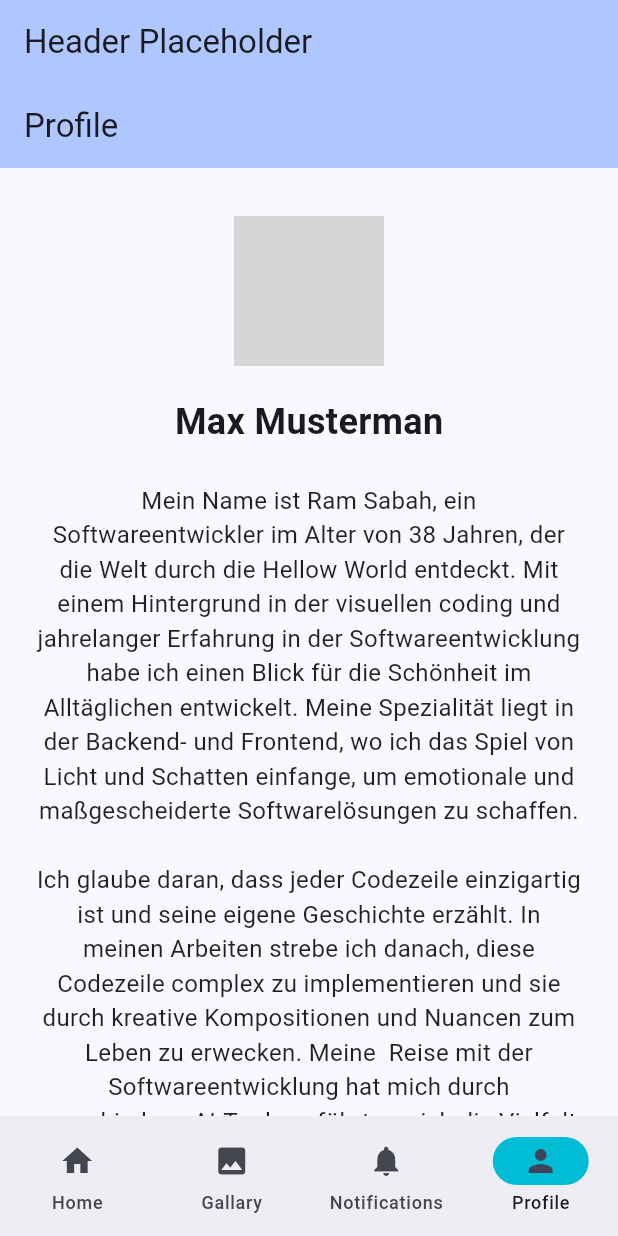
After one commit to ramsabah28/imagegallary, a Flutter app: the screen it shows after launch, item 4 of the bottom bar chosen, on a phone screen of 412 x 824 dp. The commit adds this screen. Run offline on Flutter 3.47's test engine with Material 3 defaults, Android fonts, the phone set to English and light mode, and no system bars; grey boxes are pictures that could not be loaded.

Commit message:
update profile

```diff
--- /dev/null
+++ b/lib/assets/max_musterman.txt
@@ -0,0 +1 @@
+"Mein Name ist Ram Sabah, ein Softwareentwickler im Alter von 38 Jahren, der die Welt durch die Hellow World entdeckt. Mit einem Hintergrund in der visuellen coding und jahrelanger Erfahrung in der Softwareentwicklung habe ich einen Blick für die Schönheit im Alltäglichen entwickelt. Meine Spezialität liegt in der Backend- und Frontend, wo ich das Spiel von Licht und Schatten einfange, um emotionale und maßgescheiderte Softwarelösungen zu schaffen.\n\nIch glaube daran, dass jeder Codezeile einzigartig ist und seine eigene Geschichte erzählt. In meinen Arbeiten strebe ich danach, diese Codezeile complex zu implementieren und sie durch kreative Kompositionen und Nuancen zum Leben zu erwecken. Meine  Reise mit der Softwareentwicklung hat mich durch verschiedene AI-Tools geführt, wo ich die Vielfalt der Kulturen und Landschaften der Tools festhalte, immer auf der Suche nach neuen Perspektiven und Herausforderungen.\n\nMein Anspruch ist es, mit meine Software nicht nur zu dokumentieren, sondern auch zu inspirieren und zu berühren. Jeder Auftrag und jedes Projekt ist für mich eine Möglichkeit, meine Leidenschaft und mein Können zu zeigen und eine Verbindung zwischen dem Nutzer und der Software herzustellen."
--- a/lib/main.dart
+++ b/lib/main.dart
@@ -1,6 +1,7 @@
 import 'package:flutter/material.dart';
 import 'Gallary.dart';
 import 'assets/gallery_data.dart';
+import 'profile.dart';
 import 'dart:async';
 import 'dart:math';
 
@@ -75,6 +76,7 @@
       _buildHomePage(),
       Gallary(),
       Center(child: Text('Notifications', style: TextStyle(fontSize: 24))),
+      const ProfilePage(),
     ]);
   }
 
@@ -97,7 +99,8 @@
         destinations: const <Widget>[
           NavigationDestination(icon: Icon(Icons.home), label: 'Home', selectedIcon: Icon(Icons.home),),
           NavigationDestination(icon: Icon(Icons.image), label: 'Gallary', selectedIcon: Icon(Icons.image),),
-          NavigationDestination(icon: Icon(Icons.notifications), label: 'Notifications', selectedIcon: Icon(Icons.notifications),)
+          NavigationDestination(icon: Icon(Icons.notifications), label: 'Notifications', selectedIcon: Icon(Icons.notifications),),
+          NavigationDestination(icon: Icon(Icons.person), label: 'Profile', selectedIcon: Icon(Icons.person),),
         ],
       ),
     );
--- /dev/null
+++ b/lib/profile.dart
@@ -0,0 +1,67 @@
+import 'package:flutter/material.dart';
+import 'package:flutter/services.dart' show rootBundle;
+
+class ProfilePage extends StatelessWidget {
+  const ProfilePage({super.key});
+
+  Future<String> _loadProfileText() async {
+    return await rootBundle.loadString('lib/assets/max_musterman.txt');
+  }
+
+  @override
+  Widget build(BuildContext context) {
+    return Scaffold(
+      appBar: AppBar(
+        title: const Text('Profile'),
+        backgroundColor: Theme.of(context).colorScheme.inversePrimary,
+      ),
+      body: SingleChildScrollView(
+        child: Column(
+          crossAxisAlignment: CrossAxisAlignment.center,
+          children: [
+            const SizedBox(height: 32),
+            const Center(
+              child: CircleAvatar(
+                radius: 50,
+                backgroundImage: AssetImage('lib/assets/images/avatar.jpg'),
+              ),
+            ),
+            const SizedBox(height: 20),
+            const Center(
+              child: Text(
+                'Max Musterman',
+                style: TextStyle(fontSize: 24, fontWeight: FontWeight.bold),
+              ),
+            ),
+            const SizedBox(height: 16),
+            FutureBuilder<String>(
+              future: _loadProfileText(),
+              builder: (context, snapshot) {
+                if (snapshot.connectionState == ConnectionState.waiting) {
+                  return const Padding(
+                    padding: EdgeInsets.all(16.0),
+                    child: CircularProgressIndicator(),
+                  );
+                } else if (snapshot.hasError) {
+                  return const Padding(
+                    padding: EdgeInsets.all(16.0),
+                    child: Text('Fehler beim Laden des Profils.'),
+                  );
+                } else {
+                  return Padding(
+                    padding: const EdgeInsets.symmetric(horizontal: 24.0, vertical: 8.0),
+                    child: Text(
+                      snapshot.data!.replaceAll('"', '').replaceAll('\\n', '\n'),
+                      style: const TextStyle(fontSize: 16, color: Colors.black87),
+                      textAlign: TextAlign.center,
+                    ),
+                  );
+                }
+              },
+            ),
+          ],
+        ),
+      ),
+    );
+  }
+}
--- a/pubspec.yaml
+++ b/pubspec.yaml
@@ -52,7 +52,8 @@
 # The following section is specific to Flutter packages.
 flutter:
   assets:
-    - lib/assets/images/
+    - lib/assets/
+    - lib/assets/max_musterman.txt
 
 
   # The following line ensures that the Material Icons font is
```
Also changed, not shown: lib/assets/images/avatar.jpg (added).
